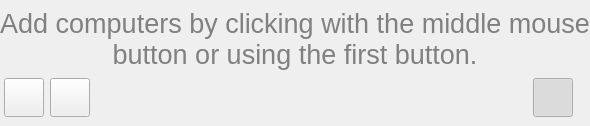
First picture: the form in master/src/SpotlightPanel.ui, repository veyon/veyon, before the edit.
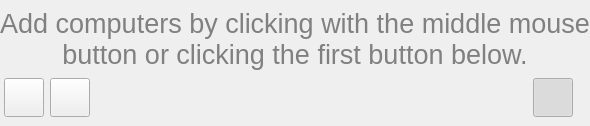
Second picture: the form after the edit. Icons and pictures are not drawn. Custom widgets are drawn as their Qt base class.

Commit message: SpotlightPanel: improve help text

```diff
--- a/master/src/SpotlightPanel.ui
+++ b/master/src/SpotlightPanel.ui
@@ -85,7 +85,7 @@
           </font>
          </property>
          <property name="text">
-          <string>Add computers by clicking with the middle mouse button or using the first button.</string>
+          <string>Add computers by clicking with the middle mouse button or clicking the first button below.</string>
          </property>
          <property name="alignment">
           <set>Qt::AlignCenter</set>
```
